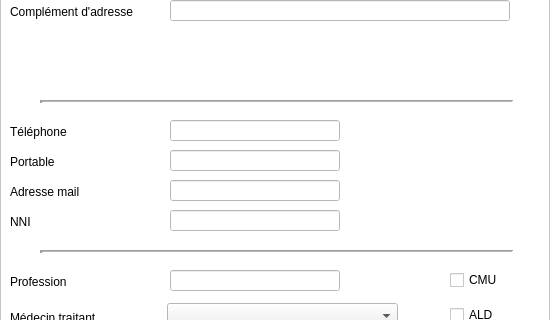
Old version of the form Dialogs/dlg_identificationpatient.ui in the repository ukinoki/Rufus; both pictures show x 0 to 550 and y 220 to 540 of the 550 by 670 pixel window.
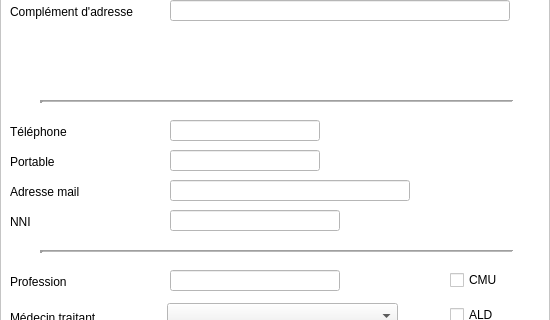
New version of the form. Custom widgets are drawn as their Qt base class.

Diff of the .ui file:
```diff
--- a/Dialogs/dlg_identificationpatient.ui
+++ b/Dialogs/dlg_identificationpatient.ui
@@ -165,7 +165,7 @@
      <rect>
       <x>170</x>
       <y>340</y>
-      <width>170</width>
+      <width>150</width>
       <height>21</height>
      </rect>
     </property>
@@ -274,7 +274,7 @@
      <rect>
       <x>170</x>
       <y>400</y>
-      <width>170</width>
+      <width>240</width>
       <height>21</height>
      </rect>
     </property>
@@ -573,7 +573,7 @@
      <rect>
       <x>170</x>
       <y>370</y>
-      <width>170</width>
+      <width>150</width>
       <height>21</height>
      </rect>
     </property>
```
